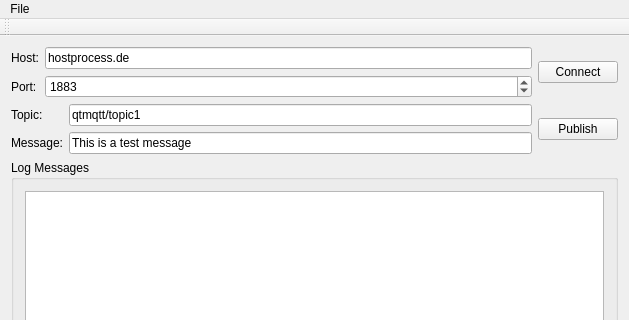
Qt form examples/mqtt/simpleclient/mainwindow.ui (qt/qtmqtt) before a commit; both pictures show x 0 to 629 and y 0 to 320 of the 629 by 595 pixel window.
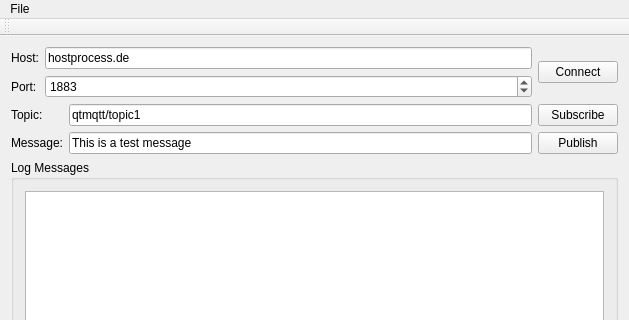
The same form after that commit.

Commit message: add subscribe button to example

```diff
--- a/examples/mqtt/simpleclient/mainwindow.ui
+++ b/examples/mqtt/simpleclient/mainwindow.ui
@@ -62,9 +62,7 @@
      </layout>
     </item>
     <item>
-     <layout class="QHBoxLayout" name="horizontalLayout_4">
-      <item>
-       <layout class="QFormLayout" name="formLayout_2">
+     <layout class="QGridLayout" name="gridLayout">
         <item row="0" column="0">
          <widget class="QLabel" name="label_3">
           <property name="text">
@@ -79,6 +77,13 @@
           </property>
          </widget>
         </item>
+      <item row="0" column="2">
+       <widget class="QPushButton" name="buttonSubscribe">
+        <property name="text">
+         <string>Subscribe</string>
+        </property>
+       </widget>
+      </item>
         <item row="1" column="0">
          <widget class="QLabel" name="label_4">
           <property name="text">
@@ -93,9 +98,7 @@
           </property>
          </widget>
         </item>
-       </layout>
-      </item>
-      <item>
+      <item row="1" column="2">
        <widget class="QPushButton" name="buttonPublish">
         <property name="text">
          <string>Publish</string>
```
Lines whose indentation alone changed are shown as unchanged. The commit also changes 2 other files.
